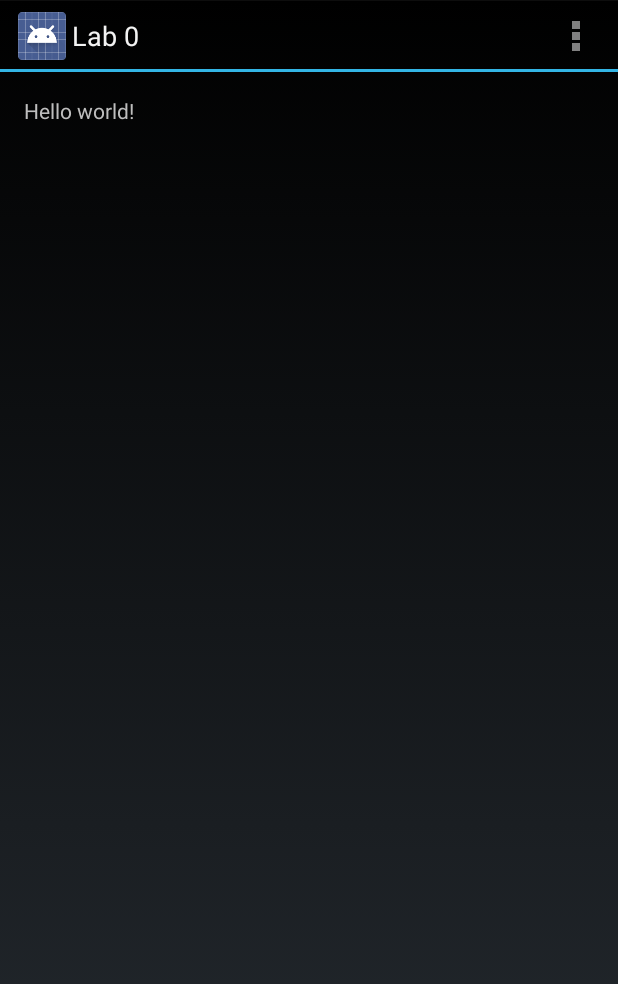
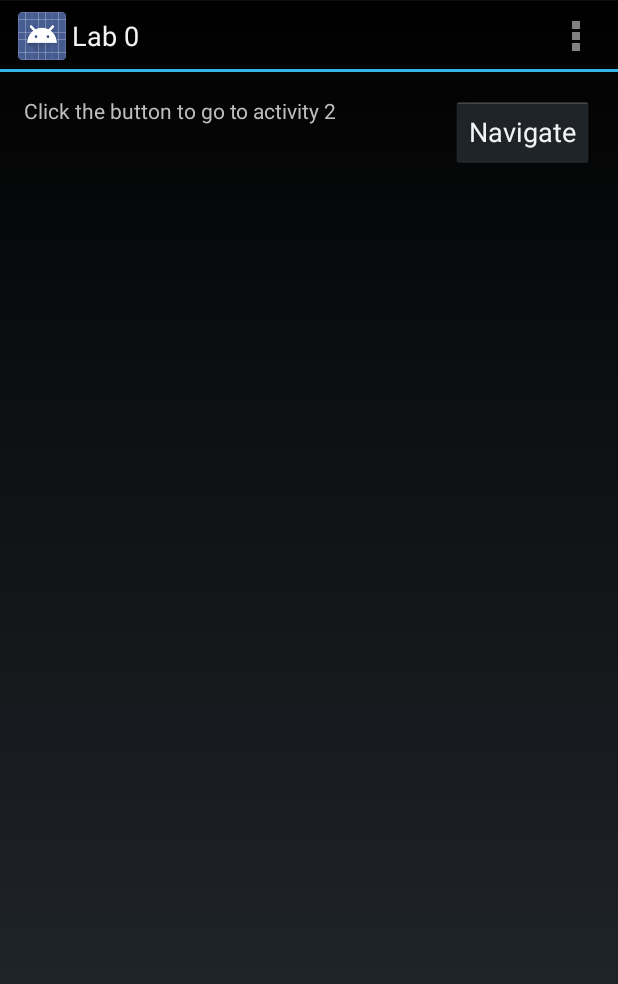
Before and after one commit to sihrc/MobileProto-Lab0, an Android app: the screen it shows after launch (MainActivity before the commit, FirstActivity after it), on a phone screen of 412 x 824 dp. Shown: the top 984 px of the screen. Run offline under Robolectric (Android 15) with nearby library versions, the phone set to English and light mode, and no system bars.

Commit message:
Added Lab 0.5 Edits

```diff
--- a/src/main/AndroidManifest.xml
+++ b/src/main/AndroidManifest.xml
@@ -14,7 +14,7 @@
             android:label="@string/app_name"
             android:theme="@style/AppTheme" >
         <activity
-            android:name="com.evansimpson.mobpro.lab0.MainActivity"
+                android:name="com.evansimpson.mobpro.lab0.FirstActivity"
                 android:label="@string/app_name" >
             <intent-filter>
                 <action android:name="android.intent.action.MAIN" />
@@ -22,6 +22,10 @@
                 <category android:name="android.intent.category.LAUNCHER" />
             </intent-filter>
         </activity>
+        <activity
+                android:name="com.evansimpson.mobpro.lab0.SecondActivity">
+
+        </activity>
     </application>
 
 </manifest>
--- /dev/null
+++ b/src/main/java/com/evansimpson/mobpro/lab0/FirstActivity.java
@@ -0,0 +1,35 @@
+package com.evansimpson.mobpro.lab0;
+
+import android.content.Intent;
+import android.os.Bundle;
+import android.app.Activity;
+import android.view.Menu;
+import android.view.View;
+import android.widget.Button;
+
+public class FirstActivity extends Activity {
+
+    @Override
+    protected void onCreate(Bundle savedInstanceState) {
+        super.onCreate(savedInstanceState);
+        setContentView(R.layout.activity_first);
+
+        Button b = (Button) findViewById(R.id.button1); // creates a button b and attaching it to the UI element called button1 on the view
+        b.setOnClickListener(new View.OnClickListener() { // creates and sets an onClickListener for the button b
+            @Override
+            public void onClick(View view) { // creates the onClick method for the listener, which controls what is done when the button is clicked
+                Intent i = new Intent(getApplicationContext(), SecondActivity.class); // creates a new intent i, which is how Android passes information between activities, and defines this intent as a way to navigate to the SecondActivity
+                startActivity(i); // tells Android to make the intent active
+            }
+        });
+    }
+
+
+    @Override
+    public boolean onCreateOptionsMenu(Menu menu) {
+        // Inflate the menu; this adds items to the action bar if it is present.
+        getMenuInflater().inflate(R.menu.main, menu);
+        return true;
+    }
+
+}
--- /dev/null
+++ b/src/main/res/layout/activity_first.xml
@@ -0,0 +1,24 @@
+<RelativeLayout xmlns:android="http://schemas.android.com/apk/res/android"
+                xmlns:tools="http://schemas.android.com/tools"
+                android:layout_width="match_parent"
+                android:layout_height="match_parent"
+                android:paddingLeft="@dimen/activity_horizontal_margin"
+                android:paddingRight="@dimen/activity_horizontal_margin"
+                android:paddingTop="@dimen/activity_vertical_margin"
+                android:paddingBottom="@dimen/activity_vertical_margin"
+                tools:context=".FirstActivity">
+
+    <TextView
+            android:layout_width="wrap_content"
+            android:layout_height="wrap_content"
+            android:text="@string/activity1" />
+
+    <Button
+            android:layout_width="wrap_content"
+            android:layout_height="wrap_content"
+            android:text="@string/button"
+            android:id="@+id/button1"
+            android:layout_alignParentTop="true"
+            android:layout_alignParentRight="true"/>
+
+</RelativeLayout>
--- a/src/main/res/values/strings.xml
+++ b/src/main/res/values/strings.xml
@@ -5,4 +5,7 @@
     <string name="action_settings">Settings</string>
     <string name="hello_world">Hello world!</string>
 
+    <string name="activity1">Click the button to go to activity 2</string>
+    <string name="activity2">Click the button to go back to activity 1</string>
+    <string name="button">Navigate</string>
 </resources>
```
Also changed, not shown: src/main/java/com/evansimpson/mobpro/lab0/SecondActivity.java (added, +35 -0 lines), src/main/res/layout/activity_second.xml (added, +24 -0 lines), 14 other files. Lines whose indentation alone changed are shown as unchanged.
